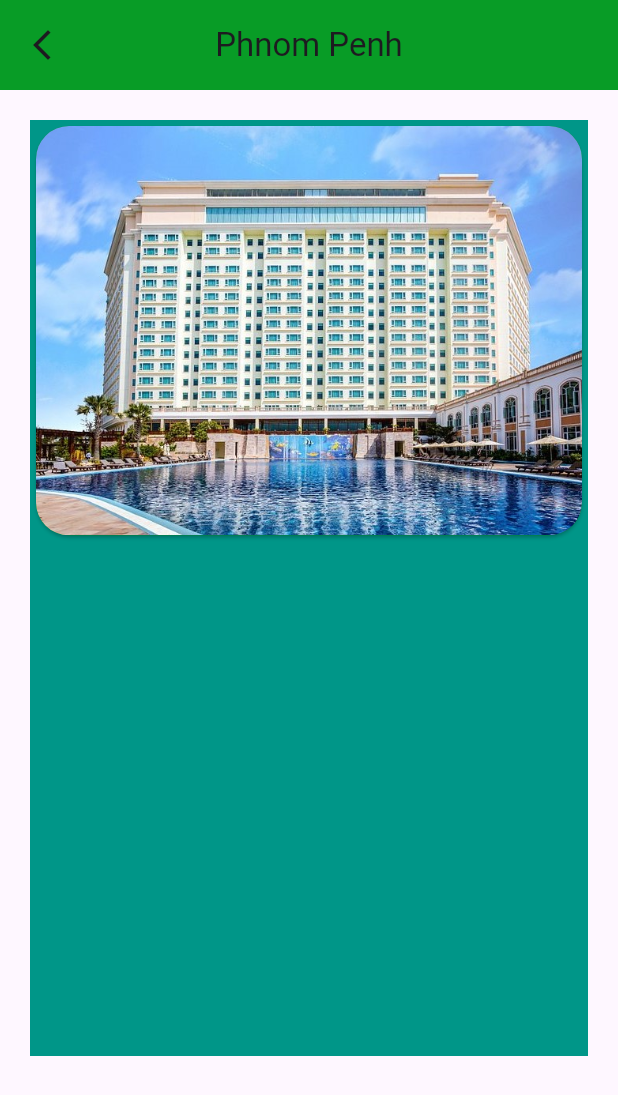
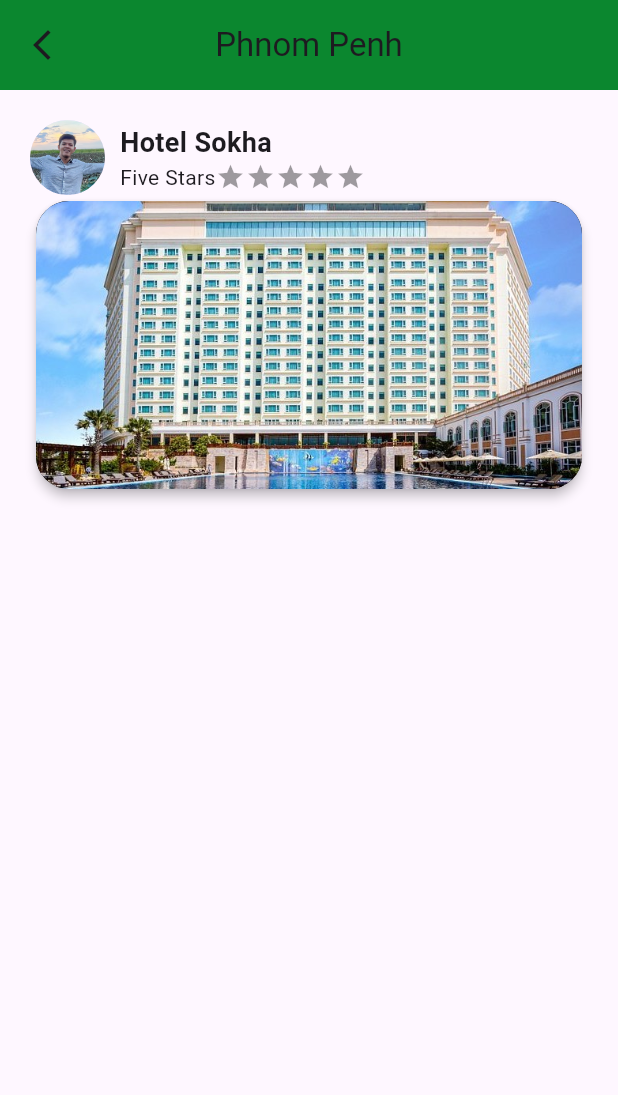
Before and after one commit to SoemPuthy/SETEC_Hotel_Project, a Flutter app: the PhnomPenhPage screen opened directly, on a phone screen of 412 x 824 dp. Shown: the top 1095 px of the screen. Run offline on Flutter 3.47's test engine with Material 3 defaults, Android fonts, the phone set to English and light mode, and no system bars; drawn by our look-alikes of flutter_rating_bar; our stand-ins replace carousel_slider, gap.

Commit message:
next update

```diff
--- a/lib/pages/categories/province/phnompenh/phnom_penh.dart
+++ b/lib/pages/categories/province/phnompenh/phnom_penh.dart
@@ -1,11 +1,21 @@
 import 'package:flutter/material.dart';
+import 'package:gap/gap.dart';
 import 'package:hotel_project/pages/utilities/constain.dart';
+import 'package:flutter_rating_bar/flutter_rating_bar.dart';
 
-class PhnomPenhPage extends StatelessWidget {
+class PhnomPenhPage extends StatefulWidget {
   const PhnomPenhPage({Key? key}) : super(key: key);
 
   @override
+  State<PhnomPenhPage> createState() => _PhnomPenhPageState();
+}
+
+class _PhnomPenhPageState extends State<PhnomPenhPage> {
+  set rating(double rating) {}
+
+  @override
   Widget build(BuildContext context) {
+    double rating = 0;
     return Scaffold(
       appBar: AppBar(
         elevation: 3,
@@ -21,28 +31,84 @@ class PhnomPenhPage extends StatelessWidget {
         ),
       ),
       body: SingleChildScrollView(
-        padding: const EdgeInsets.only(left: 20, right: 20, top: 20),
-        scrollDirection: Axis.vertical,
-        child: Column(
-          children: [
-            Container(
-              height: MediaQuery.of(context).size.height - 200,
-              color: Colors.teal,
-              child: Column(
+        child: Padding(
+          padding: const EdgeInsets.only(left: 20, right: 20, top: 20),
+          child: Column(
+            children: [
+              Column(
                 children: [
-                  Card(
-                    color: primaryColor,
-                    shape: RoundedRectangleBorder(
-                        borderRadius: BorderRadius.circular(22)),
-                    child: ClipRRect(
-                      borderRadius: BorderRadius.circular(22.0),
-                      child: Image.asset('assets/img/hotelsokha.jpg'),
+                  Row(
+                    children: [
+                      const CircleAvatar(
+                        radius: 25,
+                        backgroundImage: AssetImage('assets/img/profile.png'),
+                      ),
+                      const SizedBox(width: 10),
+                      Column(
+                        crossAxisAlignment: CrossAxisAlignment.start,
+                        children: [
+                          const Text(
+                            'Hotel Sokha',
+                            style: TextStyle(
+                                fontSize: 18, fontWeight: FontWeight.w700),
+                          ),
+                          Row(
+                            children: [
+                              const Text('Five Stars'),
+                              RatingBar.builder(
+                                updateOnDrag: false,
+                                allowHalfRating: true,
+                                itemSize: 20,
+                                maxRating: 5,
+                                onRatingUpdate: (rating) {
+                                  setState(() {
+                                    this.rating = rating;
+                                  });
+                                },
+                                itemBuilder: (context, _) => const Icon(
+                                  Icons.star,
+                                  color: secondaryColor,
+                                ),
+                              ),
+                            ],
+                          ),
+                        ],
+                      ),
+                    ],
+                  ),
+                  Container(
+                    width: double.infinity,
+                    height: 200,
+                    // color: Colors.teal,
+                    child: GestureDetector(
+                      onTap: () {},
+                      child: Card(
+                        borderOnForeground: false,
+                        shape: OutlineInputBorder(
+                          borderRadius: BorderRadius.circular(22),
+                        ),
+                        elevation: 3,
+                        child: ClipRRect(
+                          borderRadius: BorderRadius.circular(22),
+                          child: Image.asset(
+                            'assets/img/hotelsokha.jpg',
+                            fit: BoxFit.cover,
+                          ),
+                        ),
+                      ),
                     ),
                   ),
+                  const SizedBox(height: 5),
                 ],
               ),
-            ),
-          ],
+              Column(
+                children: [
+                  Row(),
+                  Container(),
+                ],
+              ),
+            ],
+          ),
         ),
       ),
     );
--- a/lib/pages/slider_home_page/auto_slider.dart
+++ b/lib/pages/slider_home_page/auto_slider.dart
@@ -11,7 +11,7 @@ class _AutoSliderHomepageState extends State<AutoSliderHomepage> {
   Widget build(BuildContext context) {
     return Container(
       height: 200,
-      width: double.infinity,
+      width: double.maxFinite,
       child: ListView(
         scrollDirection: Axis.horizontal,
         children: [
--- a/lib/pages/utilities/constain.dart
+++ b/lib/pages/utilities/constain.dart
@@ -1,4 +1,4 @@
 import 'package:flutter/material.dart';
 
-const primaryColor = Color.fromRGBO(0, 163, 27, 1.0);
+const primaryColor = Color.fromRGBO(3, 140, 37, 1.0);
 const secondaryColor = Color.fromRGBO(153, 0, 0, 1.0);
--- a/pubspec.yaml
+++ b/pubspec.yaml
@@ -36,6 +36,8 @@ dependencies:
   cupertino_icons: ^1.0.5
   ionicons: ^0.2.2
   carousel_slider: ^4.2.1
+  flutter_rating_bar: ^4.0.1
+  gap: ^3.0.1
 
 
   # The following adds the Cupertino Icons font to your application.
```
Also changed, not shown: pubspec.lock.
